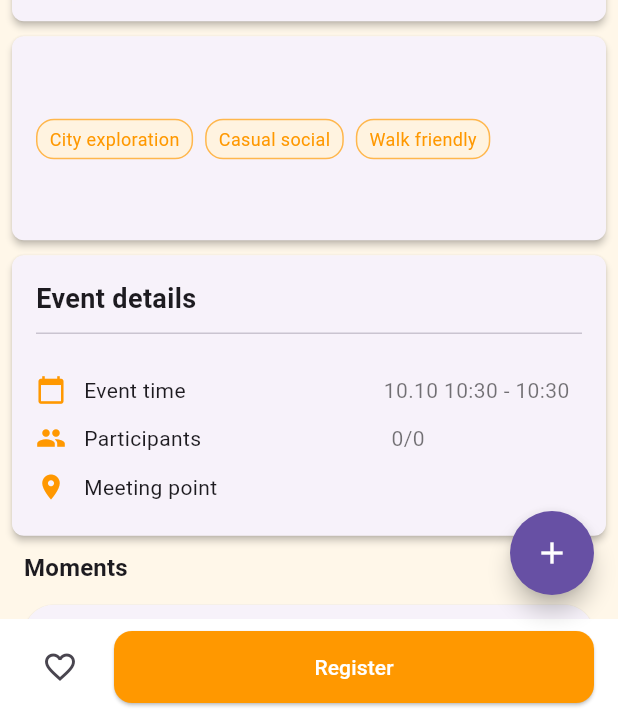
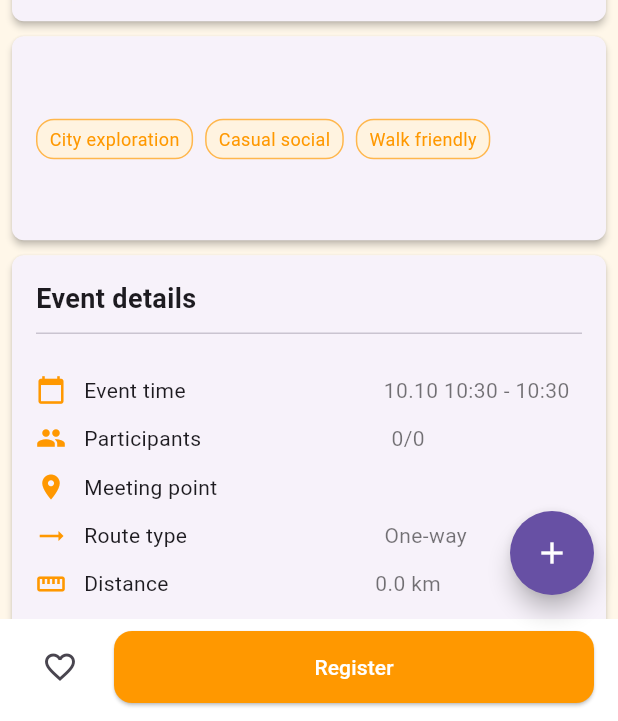
Before and after one commit to Kukutx/crew_app, a Flutter app: the EventDetailPage screen opened directly with empty values, on a phone screen of 412 x 824 dp, the part 515-1236 px from its top. Run offline on Flutter 3.47's test engine with Material 3 defaults, Android fonts, the phone set to English and light mode, and no system bars; our stand-ins replace cached_network_image, dio, firebase_auth, firebase_core, firebase_crashlytics, firebase_remote_config and 10 more; missing offline and left inert: feedback, firebase_ui_auth, firebase_ui_oauth_apple, firebase_ui_oauth_google, image_gallery_saver_plus; accounts and stored records are empty; network calls fail.

Commit message:
Add route metadata to event details card

```diff
--- a/lib/features/events/data/event.dart
+++ b/lib/features/events/data/event.dart
@@ -77,6 +77,9 @@ class Event {
   final bool isFree;
   final double? price;
   final List<String> tags;
+  final List<String> waypoints;
+  final bool? isRoundTrip;
+  final double? distanceKm;
   final EventOrganizer? organizer;
 
   const Event({
@@ -100,6 +103,9 @@ class Event {
     this.isFree = false,
     this.price,
     this.tags = const <String>[],
+    this.waypoints = const <String>[],
+    this.isRoundTrip,
+    this.distanceKm,
     this.organizer,
   });
 
@@ -247,6 +253,31 @@ class Event {
 
     final parsedTags =
         parseStringList(json['tags'] ?? json['categories'] ?? json['labels']);
+    final parsedWaypoints = parseStringList(
+      json['waypoints'] ??
+          json['routePoints'] ??
+          json['stops'] ??
+          json['via'] ??
+          json['viaPoints'] ??
+          locationJson?['waypoints'] ??
+          locationJson?['stops'],
+    );
+    final parsedRoundTrip = parseBool(
+      json['isRoundTrip'] ??
+          json['roundTrip'] ??
+          json['isLoop'] ??
+          json['loop'] ??
+          json['round'],
+    );
+    final parsedDistanceKm = parseDouble(
+      json['distanceKm'] ??
+          json['distance_km'] ??
+          json['distance'] ??
+          json['lengthKm'] ??
+          json['length_km'] ??
+          json['length'] ??
+          json['routeLength'],
+    );
 
     return Event(
       id: parseString(json['id'] ?? json['eventId']) ?? '',
@@ -281,6 +312,9 @@ class Event {
       isFree: isFree,
       price: price,
       tags: List.unmodifiable(parsedTags),
+      waypoints: List.unmodifiable(parsedWaypoints),
+      isRoundTrip: parsedRoundTrip,
+      distanceKm: parsedDistanceKm,
       organizer: organizerJson != null
           ? EventOrganizer.fromJson(organizerJson)
           : (json['organizerId'] != null || json['organizerName'] != null)
@@ -314,6 +348,9 @@ class Event {
         'isFree': isFree,
         'price': price,
         'tags': tags,
+        if (waypoints.isNotEmpty) 'waypoints': waypoints,
+        if (isRoundTrip != null) 'isRoundTrip': isRoundTrip,
+        if (distanceKm != null) 'distanceKm': distanceKm,
         if (organizer != null) 'organizer': organizer!.toJson(),
       };
 
--- a/lib/features/events/presentation/detail/widgets/event_info_card.dart
+++ b/lib/features/events/presentation/detail/widgets/event_info_card.dart
@@ -19,6 +19,15 @@ class EventInfoCard extends StatelessWidget {
   Widget build(BuildContext context) {
     final timeText = _formatTime();
     final participantText = event.participantSummary ?? loc.to_be_announced;
+    final waypoints = event.waypoints;
+    final routeType = event.isRoundTrip;
+    final distanceKm = event.distanceKm;
+    final localeTag = Localizations.localeOf(context).toString();
+    final distanceText = distanceKm != null
+        ? loc.event_distance_value(
+            _formatDistance(distanceKm, localeTag),
+          )
+        : null;
     return Card(
       margin: const EdgeInsets.symmetric(horizontal: 8),
       shape: RoundedRectangleBorder(
@@ -46,6 +55,19 @@ class EventInfoCard extends StatelessWidget {
                 event.address?.isNotEmpty == true ? event.address! : event.location,
               ),
             ),
+            if (waypoints.isNotEmpty) _waypointsRow(waypoints, loc),
+            if (routeType != null)
+              _detailRow(
+                routeType ? Icons.loop : Icons.trending_flat,
+                loc.event_route_type_title,
+                routeType ? loc.event_route_type_round : loc.event_route_type_one_way,
+              ),
+            if (distanceText != null)
+              _detailRow(
+                Icons.straighten,
+                loc.event_distance_title,
+                distanceText,
+              ),
           ],
         ),
       ),
@@ -72,6 +94,44 @@ class EventInfoCard extends StatelessWidget {
         ),
       );
 
+  Widget _waypointsRow(List<String> waypoints, AppLocalizations loc) => Padding(
+        padding: const EdgeInsets.symmetric(vertical: 6),
+        child: Row(
+          crossAxisAlignment: CrossAxisAlignment.start,
+          children: [
+            const Icon(Icons.alt_route, size: 20, color: Colors.orange),
+            const SizedBox(width: 12),
+            Expanded(
+              child: Column(
+                crossAxisAlignment: CrossAxisAlignment.start,
+                children: [
+                  Text(loc.event_waypoints_title, style: const TextStyle(fontSize: 14)),
+                  const SizedBox(height: 8),
+                  SingleChildScrollView(
+                    scrollDirection: Axis.horizontal,
+                    child: Row(
+                      children: waypoints
+                          .map(
+                            (point) => Padding(
+                              padding: const EdgeInsets.only(right: 8),
+                              child: Chip(
+                                label: Text(point),
+                                backgroundColor: Colors.orange.shade50,
+                                labelStyle:
+                                    const TextStyle(fontSize: 13, color: Colors.black87),
+                              ),
+                            ),
+                          )
+                          .toList(growable: false),
+                    ),
+                  ),
+                ],
+              ),
+            ),
+          ],
+        ),
+      );
+
   String _formatTime() {
     final start = event.startTime;
     final end = event.endTime;
@@ -85,4 +145,9 @@ class EventInfoCard extends StatelessWidget {
     final endFmt = DateFormat('HH:mm').format(end.toLocal());
     return '$startFmt - $endFmt';
   }
+
+  String _formatDistance(double kilometers, String localeTag) {
+    final formatter = NumberFormat('#,##0.0', localeTag);
+    return formatter.format(kilometers);
+  }
 }
--- a/lib/l10n/intl_en.arb
+++ b/lib/l10n/intl_en.arb
@@ -49,6 +49,19 @@
   "event_meeting_point_title": "Meeting point",
   "event_participants_title": "Participants",
   "event_time_title": "Event time",
+  "event_waypoints_title": "Waypoints",
+  "event_route_type_title": "Route type",
+  "event_route_type_round": "Round trip",
+  "event_route_type_one_way": "One-way",
+  "event_distance_title": "Distance",
+  "event_distance_value": "{kilometers} km",
+  "@event_distance_value": {
+    "placeholders": {
+      "kilometers": {
+        "type": "String"
+      }
+    }
+  },
   "event_title_field_label": "Event Title",
   "events_open_chat": "Open messages",
   "messages_tab_private": "Private",
--- a/lib/l10n/intl_zh.arb
+++ b/lib/l10n/intl_zh.arb
@@ -91,6 +91,19 @@
   "event_meeting_point_title": "集合地点",
   "event_participants_title": "参与人数",
   "event_time_title": "活动时间",
+  "event_waypoints_title": "途径点",
+  "event_route_type_title": "路线类型",
+  "event_route_type_round": "往返路线",
+  "event_route_type_one_way": "单程路线",
+  "event_distance_title": "总里程",
+  "event_distance_value": "{kilometers} 公里",
+  "@event_distance_value": {
+    "placeholders": {
+      "kilometers": {
+        "type": "String"
+      }
+    }
+  },
   "event_title_field_label": "活动标题",
   "events_open_chat": "进入消息",
   "messages_tab_private": "私聊",
```
Also changed, not shown: lib/l10n/generated/app_localizations.dart, lib/l10n/generated/app_localizations_en.dart, lib/l10n/generated/app_localizations_zh.dart.
